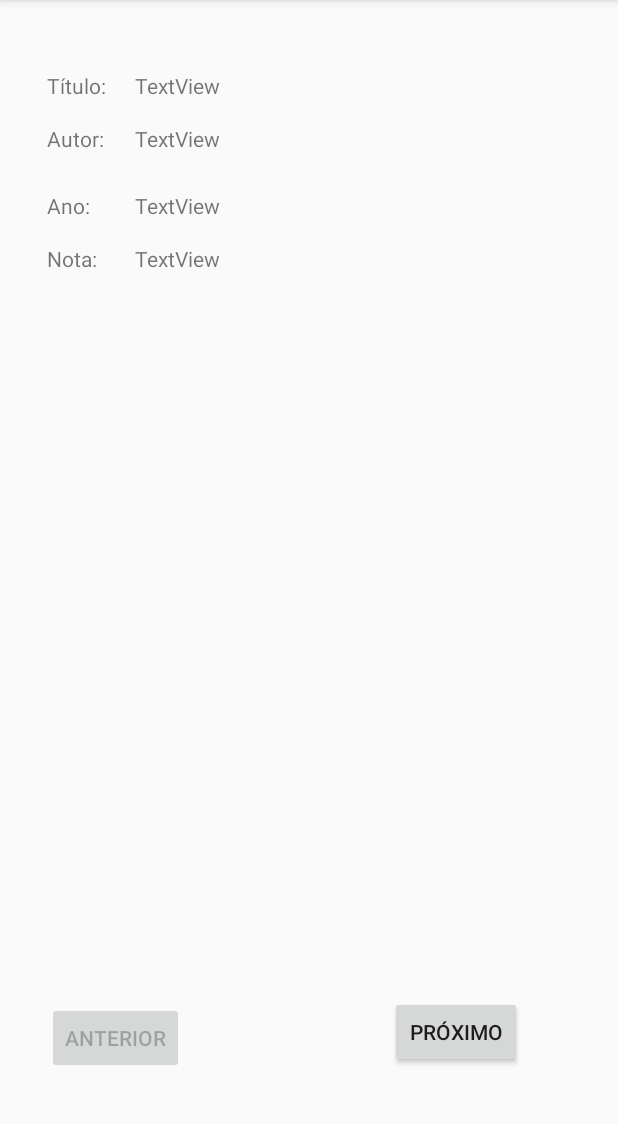
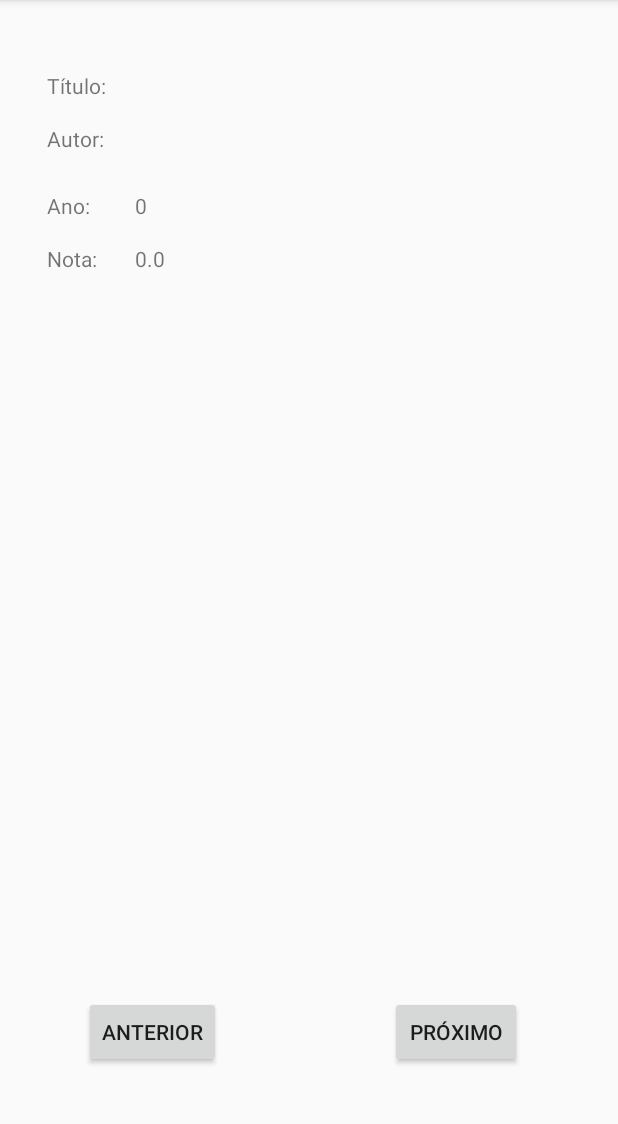
Before and after one commit to Pedrohnf/MeusLivros_Room, an Android app: the Listar screen opened directly, with no data from a screen before it, on a phone screen of 412 x 824 dp, the part 84-1208 px from its top. Run offline under Robolectric (Android 15) with nearby library versions, the phone set to English and light mode, and no system bars; our stand-ins replace Room's generated code.

```diff
--- a/app/src/main/java/com/example/phnf2014/meuslivros_room/Cadastrar.java
+++ b/app/src/main/java/com/example/phnf2014/meuslivros_room/Cadastrar.java
@@ -44,8 +44,6 @@ public class Cadastrar extends AppCompatActivity {
 
                 MylivroDao.Inserir(new Livro(titulo.getText().toString(),autor.getText().toString(),lancamento,avaliacao));
 
-                Log.i("TESTE", Arrays.toString(MylivroDao.listAll()));
-
                 setResult(RESULT_OK);
                 finish();
             }
--- a/app/src/main/java/com/example/phnf2014/meuslivros_room/Listar.java
+++ b/app/src/main/java/com/example/phnf2014/meuslivros_room/Listar.java
@@ -18,7 +18,6 @@ public class Listar extends AppCompatActivity {
     AppDatabase db;
     LivroDao MylivroDao;
     List<Livro> listaLivros;
-    Livro livro;
     int livro_atual;
 
     @Override
@@ -36,9 +35,7 @@ public class Listar extends AppCompatActivity {
         anolistar = findViewById(R.id.anolistar);
         notalistar = findViewById(R.id.notalistar);
 
-        MylivroDao.listAll();
-
-        livro_atual = 0;
+        listaLivros = MylivroDao.listAll();
 
         //inicializar o contador para paginar
         livro_atual = 0;
@@ -49,8 +46,6 @@ public class Listar extends AppCompatActivity {
         anolistar.setText(String.valueOf(listaLivros.get(livro_atual).getAno()));
         notalistar.setText(String.valueOf(listaLivros.get(livro_atual).getNota()));
 
-        //desabilitar o botao anterior, já que o primeiro livro
-        anterior.setEnabled(false);
 
         //botao para paginar para o proximo livro da lista
         proximo.setOnClickListener(new View.OnClickListener() {
--- a/app/src/main/java/com/example/phnf2014/meuslivros_room/LivroDao.java
+++ b/app/src/main/java/com/example/phnf2014/meuslivros_room/LivroDao.java
@@ -5,6 +5,8 @@ import android.arch.persistence.room.Delete;
 import android.arch.persistence.room.Insert;
 import android.arch.persistence.room.Query;
 import android.arch.persistence.room.Update;
+
+import java.util.List;
 
 @Dao
 public interface LivroDao {
@@ -19,9 +21,9 @@ public interface LivroDao {
     int Atualizar(Livro livro);
 
     @Query("SELECT * FROM tabela_livro")
-    Livro[] listAll();
+    List<Livro> listAll();
 
     @Query("SELECT * FROM tabela_livro WHERE id = :id")
-    Livro[] listById(long id);
+    List<Livro> listById(long id);
 
 }
--- a/app/src/main/res/layout/activity_listar.xml
+++ b/app/src/main/res/layout/activity_listar.xml
@@ -83,8 +83,8 @@
         android:id="@+id/anterior"
         android:layout_width="wrap_content"
         android:layout_height="wrap_content"
-        android:layout_marginBottom="52dp"
-        android:layout_marginStart="31dp"
+        android:layout_marginBottom="56dp"
+        android:layout_marginStart="56dp"
         android:text="Anterior"
         app:layout_constraintBottom_toBottomOf="parent"
         app:layout_constraintStart_toStartOf="parent" />
```
